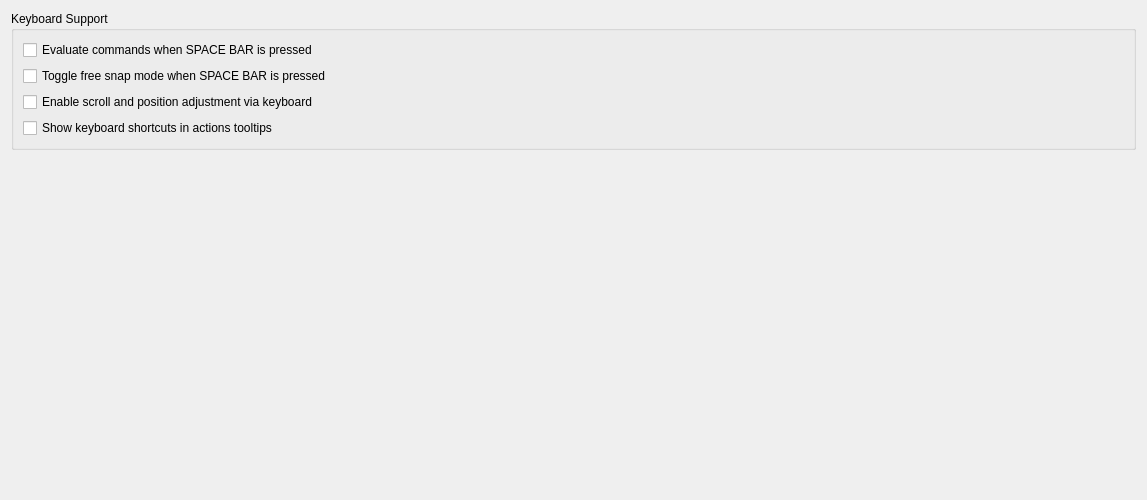
Old version of the form librecad/src/ui/dialogs/settings/options_general/pages/application/lc_settings_page_keyboard.ui in the repository sand1024/LibreCAD.
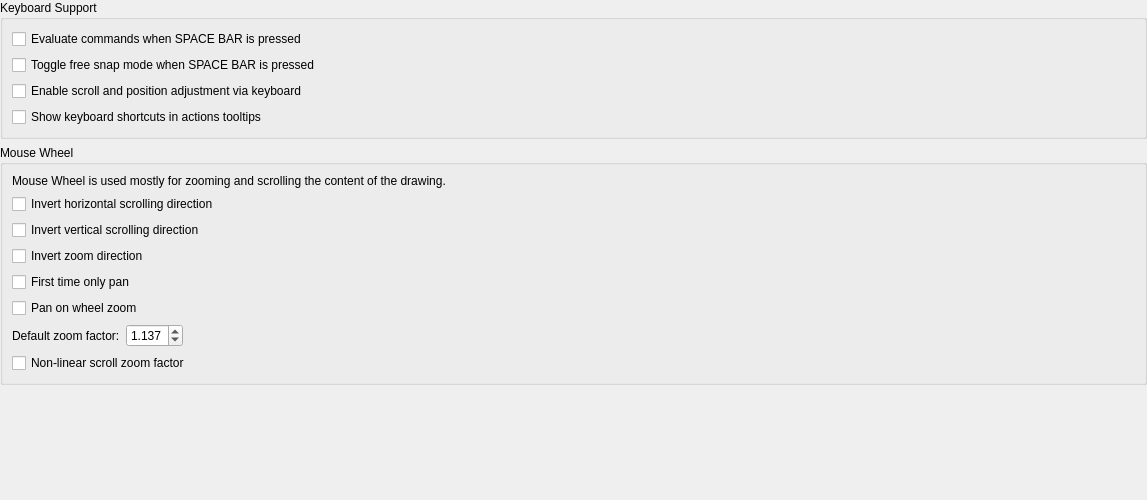
New version of the form.

Commit message: settings dialogs update

```diff
--- a/librecad/src/ui/dialogs/settings/options_general/pages/application/lc_settings_page_keyboard.ui
+++ b/librecad/src/ui/dialogs/settings/options_general/pages/application/lc_settings_page_keyboard.ui
@@ -11,6 +11,18 @@
    </rect>
   </property>
   <layout class="QVBoxLayout" name="verticalLayout">
+   <property name="leftMargin">
+    <number>0</number>
+   </property>
+   <property name="topMargin">
+    <number>0</number>
+   </property>
+   <property name="rightMargin">
+    <number>0</number>
+   </property>
+   <property name="bottomMargin">
+    <number>0</number>
+   </property>
    <item>
     <widget class="QGroupBox" name="groupBox_4">
      <property name="title">
@@ -110,6 +122,192 @@
      </layout>
     </widget>
    </item>
+   <item>
+    <widget class="QGroupBox" name="groupBox">
+     <property name="title">
+      <string>Mouse Wheel</string>
+     </property>
+     <layout class="QGridLayout" name="gridLayout_2">
+      <item row="1" column="0">
+       <widget class="QCheckBox" name="cbWheelScrollInvertH">
+        <property name="sizePolicy">
+         <sizepolicy hsizetype="Preferred" vsizetype="Preferred">
+          <horstretch>0</horstretch>
+          <verstretch>0</verstretch>
+         </sizepolicy>
+        </property>
+        <property name="toolTip">
+         <string>Horizontal Scroll
+
+                                  Inverts scrolling direction when using mouse wheel with Shift key.</string>
+        </property>
+        <property name="text">
+         <string>Invert horizontal scrolling direction</string>
+        </property>
+       </widget>
+      </item>
+      <item row="4" column="0">
+       <widget class="QCheckBox" name="cbFirstTimeNoZoom">
+        <property name="sizePolicy">
+         <sizepolicy hsizetype="Preferred" vsizetype="Preferred">
+          <horstretch>0</horstretch>
+          <verstretch>0</verstretch>
+         </sizepolicy>
+        </property>
+        <property name="toolTip">
+         <string>Initial Zoom
+
+                                  If selected, pan occurs first and then zoom</string>
+        </property>
+        <property name="text">
+         <string>First time only pan</string>
+        </property>
+       </widget>
+      </item>
+      <item row="3" column="0">
+       <widget class="QCheckBox" name="cbInvertZoomDirection">
+        <property name="sizePolicy">
+         <sizepolicy hsizetype="Preferred" vsizetype="Preferred">
+          <horstretch>0</horstretch>
+          <verstretch>0</verstretch>
+         </sizepolicy>
+        </property>
+        <property name="toolTip">
+         <string>Zoom Direction
+
+                                  Inverts zoom direction when using mouse wheel.</string>
+        </property>
+        <property name="text">
+         <string>Invert zoom direction</string>
+        </property>
+       </widget>
+      </item>
+      <item row="7" column="0" colspan="2">
+       <layout class="QHBoxLayout" name="horizontalLayout">
+        <item>
+         <widget class="QLabel" name="label_18">
+          <property name="text">
+           <string>Default zoom factor:</string>
+          </property>
+          <property name="buddy">
+           <cstring>sbDefaultZoomFactor</cstring>
+          </property>
+         </widget>
+        </item>
+        <item>
+         <widget class="QDoubleSpinBox" name="sbDefaultZoomFactor">
+          <property name="toolTip">
+           <string>Zoom Speed Factor
+
+                                          Controls how quickly the scroll wheel will zoom in &amp; out.</string>
+          </property>
+          <property name="decimals">
+           <number>3</number>
+          </property>
+          <property name="minimum">
+           <double>1.001000000000000</double>
+          </property>
+          <property name="maximum">
+           <double>1.500000000000000</double>
+          </property>
+          <property name="singleStep">
+           <double>0.001000000000000</double>
+          </property>
+          <property name="value">
+           <double>1.137000000000000</double>
+          </property>
+         </widget>
+        </item>
+        <item>
+         <spacer name="horizontalSpacer_2">
+          <property name="orientation">
+           <enum>Qt::Orientation::Horizontal</enum>
+          </property>
+          <property name="sizeHint" stdset="0">
+           <size>
+            <width>0</width>
+            <height>0</height>
+           </size>
+          </property>
+         </spacer>
+        </item>
+       </layout>
+      </item>
+      <item row="0" column="0" colspan="2">
+       <widget class="QLabel" name="label_2">
+        <property name="text">
+         <string>Mouse Wheel is used mostly for zooming and scrolling the content of the drawing. </string>
+        </property>
+        <property name="wordWrap">
+         <bool>true</bool>
+        </property>
+       </widget>
+      </item>
+      <item row="5" column="0">
+       <widget class="QCheckBox" name="cbPanOnWheelZoom">
+        <property name="sizePolicy">
+         <sizepolicy hsizetype="Preferred" vsizetype="Preferred">
+          <horstretch>0</horstretch>
+          <verstretch>0</verstretch>
+         </sizepolicy>
+        </property>
+        <property name="toolTip">
+         <string>Pan on Wheel
+
+                                  On mouse wheel zoom, pan to the middle of the window.</string>
+        </property>
+        <property name="text">
+         <string>Pan on wheel zoom</string>
+        </property>
+       </widget>
+      </item>
+      <item row="2" column="0">
+       <widget class="QCheckBox" name="cbWheelScrollInvertV">
+        <property name="sizePolicy">
+         <sizepolicy hsizetype="Preferred" vsizetype="Preferred">
+          <horstretch>0</horstretch>
+          <verstretch>0</verstretch>
+         </sizepolicy>
+        </property>
+        <property name="toolTip">
+         <string>Vertical Scroll
+
+                                  Inverts scrolling direction when using mouse wheel with Ctrl key.</string>
+        </property>
+        <property name="text">
+         <string>Invert vertical scrolling direction</string>
+        </property>
+       </widget>
+      </item>
+      <item row="5" column="1">
+       <spacer name="horizontalSpacer">
+        <property name="orientation">
+         <enum>Qt::Orientation::Horizontal</enum>
+        </property>
+        <property name="sizeHint" stdset="0">
+         <size>
+          <width>0</width>
+          <height>0</height>
+         </size>
+        </property>
+       </spacer>
+      </item>
+      <item row="8" column="0">
+       <widget class="QCheckBox" name="cbNonLiniearZoom">
+        <property name="toolTip">
+         <string>Non Linear Zoom
+
+If selected, zoom factor will be adjusted based
+on the speed of the scrool (faster scroll - larger zoom).</string>
+        </property>
+        <property name="text">
+         <string>Non-linear scroll zoom factor</string>
+        </property>
+       </widget>
+      </item>
+     </layout>
+    </widget>
+   </item>
    <item>
     <spacer name="verticalSpacer">
      <property name="orientation">
```
The commit also changes 90 other files.
